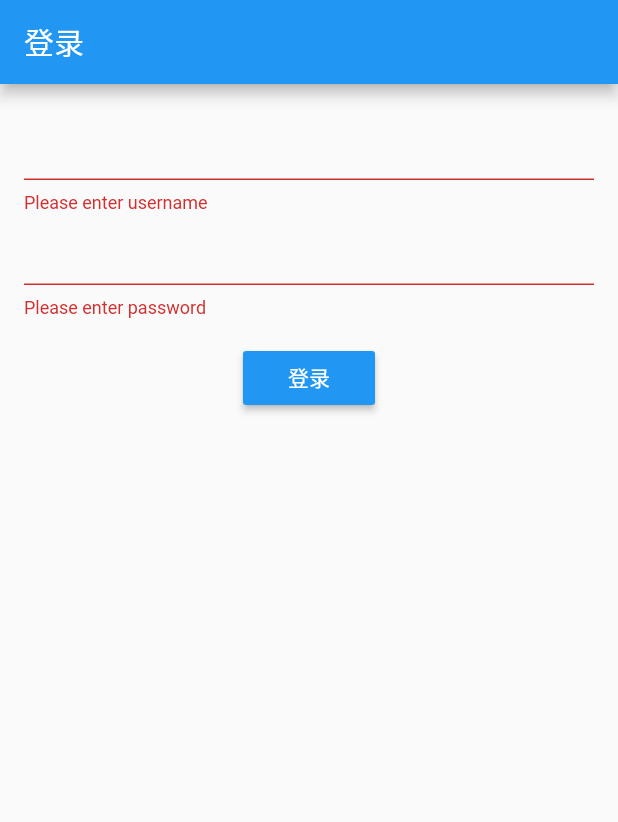
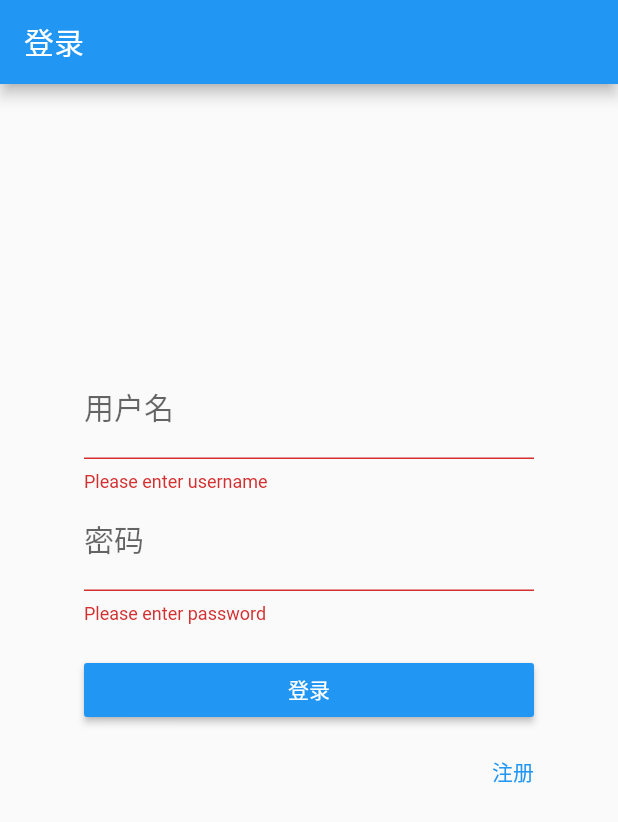
Before and after one commit to sheteng63/idota, a Flutter app: the screen it shows after launch, after a tap on "登录", on a phone screen of 412 x 824 dp. Shown: the top 822 px of the screen. Run offline on Flutter 3.47's test engine with Material 2 defaults, Android fonts, the phone set to English and light mode, and no system bars; missing offline and left inert: flutter_webview_plugin; network calls fail.

Commit message:
resgiter $ login

```diff
--- a/lib/main.dart
+++ b/lib/main.dart
@@ -1,12 +1,18 @@
 import 'package:flutter/material.dart';
 import 'views/WebViewPage.dart';
-import 'views/SplashPage.dart';
+import 'views/LoginPage.dart';
+import 'views/ResgiterPage.dart';
+
 void main() {
   runApp(new MaterialApp(
     routes: {
-      "/a": (_) => new WebViewPage(url:"https://www.baidu.com",title: "baidu",)
+      "/a": (_) => new WebViewPage(
+            url: "https://www.baidu.com",
+            title: "baidu",
+          ),
+      "/resgiter": (_) => new ResgiterPage()
     },
     title: 'Flutter Demo',
-    home: new SplashPage(),
+    home: new LoginPage(),
   ));
 }
--- /dev/null
+++ b/lib/views/LoginPage.dart
@@ -0,0 +1,130 @@
+import 'package:flutter/material.dart';
+import 'dart:convert';
+import 'package:http/http.dart' as http;
+import 'MainPage.dart';
+
+class LoginPage extends StatefulWidget {
+  @override
+  createState() => new LoginPageState();
+}
+
+class LoginPageState extends State<LoginPage> {
+  final GlobalKey<FormState> _formKey = new GlobalKey<FormState>();
+  String name;
+
+  String pwd;
+
+  _login() async {
+    Map json = {"username": name, "pwd": pwd};
+    int code;
+    try {
+      http
+          .post("http://192.168.30.21:8000/user/login", body: json)
+          .then((response) {
+        response.headers;
+        var json = response.body;
+        var data = JSON.decode(json);
+        code = data['code'];
+        print("code == $code");
+        if (code == 0) {
+          Navigator.push(
+            context,
+            new MaterialPageRoute(builder: (context) => new MainPage()),
+          );
+        }
+      });
+    } catch (exception) {
+      print(exception);
+    }
+  }
+
+  @override
+  void initState() {
+    super.initState();
+  }
+
+  @override
+  Widget build(BuildContext context) {
+    return new Scaffold(
+      appBar: new AppBar(
+        title: new Text("登录"),
+      ),
+      body: new Center(
+        child: new Container(
+          height: 400.0,
+          width: 300.0,
+          child: new Form(
+            key: _formKey,
+            child: new Column(
+              crossAxisAlignment: CrossAxisAlignment.start,
+              children: <Widget>[
+                new TextFormField(
+                  decoration: new InputDecoration(labelText: "用户名"),
+                  validator: (value) {
+                    if (value.isEmpty) {
+                      return 'Please enter username';
+                    }
+                  },
+                  style: new TextStyle(
+                      fontSize: 20.0, color: Theme.of(context).primaryColor),
+                  onSaved: (value) {
+                    name = value;
+                  },
+                ),
+                new TextFormField(
+                  decoration: new InputDecoration(labelText: "密码"),
+                  validator: (value) {
+                    if (value.isEmpty) {
+                      return 'Please enter password';
+                    }
+                  },
+                  style: new TextStyle(
+                      fontSize: 20.0, color: Theme.of(context).primaryColor),
+                  onSaved: (value) {
+                    pwd = value;
+                  },
+                ),
+                new Padding(
+                  padding: const EdgeInsets.only(top: 20.0),
+                  child: new Column(
+                    children: <Widget>[
+                      new Center(
+                        child: new RaisedButton(
+                          color: Theme.of(context).primaryColor,
+                          textColor: Colors.white,
+                          onPressed: () {
+                            if (_formKey.currentState.validate()) {
+                              _formKey.currentState.save();
+                              print("name = $name    pwd = $pwd");
+                              _login();
+                            }
+                          },
+                          child: new Center(child: new Text('登录')),
+                        ),
+                      ),
+                      new Padding(
+                        padding: const EdgeInsets.only(top: 20.0),
+                        child: new Align(
+                          alignment: FractionalOffset.centerRight,
+                          child: new GestureDetector(
+                            onTap: (){
+                             Navigator.of(context).pushNamed('/resgiter');
+                            },
+                            child: new Text("注册",style: new TextStyle(
+                              fontSize: 14.0,
+                              color: Theme.of(context).primaryColor
+                            ),),
+                          ),
+                        ),
+                      )
+                    ],
+                  ),
+                ),
+              ],
+            ),
+          ),
+        ),
+      ),
+    );
+  }
+}
--- a/lib/views/SplashPage.dart
+++ b/lib/views/ResgiterPage.dart
@@ -3,35 +3,38 @@ import 'dart:convert';
 import 'package:http/http.dart' as http;
 import 'MainPage.dart';
 
-class SplashPage extends StatefulWidget {
+class ResgiterPage extends StatefulWidget {
   @override
-  createState() => new SplashPageState();
+  createState() => new ResgiterPageState();
 }
 
-class SplashPageState extends State<SplashPage> {
+class ResgiterPageState extends State<ResgiterPage> {
   final GlobalKey<FormState> _formKey = new GlobalKey<FormState>();
   String name;
-
+  String email;
   String pwd;
 
-  _login() async {
-    Map json = {"username": name, "pwd": pwd};
+  _resgiter() async {
+    Map json = {"username": name, "pwd": pwd, "email": email};
     int code;
     try {
-      http.post("http://192.168.30.21:8000/user/login", body: json)
+      http
+          .post("http://192.168.30.21:8000/user/resgiter", body: json)
           .then((response) {
+        response.headers;
         var json = response.body;
         var data = JSON.decode(json);
         code = data['code'];
         print("code == $code");
         if (code == 0) {
-          Navigator.push(
-            context,
-            new MaterialPageRoute(builder: (context) => new MainPage()),
-          );
+          Navigator.pop(context);
+        } else {
+          print(data['msg']);
         }
       });
-    } catch (exception) {}
+    } catch (exception) {
+      print(exception);
+    }
   }
 
   @override
@@ -43,56 +46,69 @@ class SplashPageState extends State<SplashPage> {
   Widget build(BuildContext context) {
     return new Scaffold(
       appBar: new AppBar(
-        title: new Text("登录"),
+        title: new Text("注册"),
       ),
-      body: new Container(
-        child: new Padding(
-          padding: const EdgeInsets.all(16.0),
+      body: new Center(
+        child: new Container(
+          height: 400.0,
+          width: 300.0,
           child: new Form(
             key: _formKey,
             child: new Column(
               crossAxisAlignment: CrossAxisAlignment.start,
               children: <Widget>[
                 new TextFormField(
+                  decoration: new InputDecoration(labelText: "用户名"),
                   validator: (value) {
                     if (value.isEmpty) {
                       return 'Please enter username';
                     }
                   },
                   style: new TextStyle(
-                      fontSize: 20.0
-                  ),
+                      fontSize: 20.0, color: Theme.of(context).primaryColor),
                   onSaved: (value) {
                     name = value;
                   },
                 ),
                 new TextFormField(
+                  decoration: new InputDecoration(labelText: "密码"),
                   validator: (value) {
                     if (value.isEmpty) {
                       return 'Please enter password';
                     }
                   },
                   style: new TextStyle(
-                    fontSize: 20.0
-                  ),
+                      fontSize: 20.0, color: Theme.of(context).primaryColor),
                   onSaved: (value) {
                     pwd = value;
                   },
                 ),
-                new Center(
-                  child: new Padding(
-                    padding: const EdgeInsets.all( 16.0),
+                new TextFormField(
+                  decoration: new InputDecoration(labelText: "邮箱"),
+                  validator: (value) {
+                    if (value.isEmpty) {
+                      return 'Please enter email';
+                    }
+                  },
+                  style: new TextStyle(
+                      fontSize: 20.0, color: Theme.of(context).primaryColor),
+                  onSaved: (value) {
+                    email = value;
+                  },
+                ),
+                new Padding(
+                  padding: const EdgeInsets.only(top: 20.0),
+                  child: new Center(
                     child: new RaisedButton(
                       color: Theme.of(context).primaryColor,
                       textColor: Colors.white,
                       onPressed: () {
                         if (_formKey.currentState.validate()) {
                           _formKey.currentState.save();
-                          print("name = $name    pwd = $pwd");
+                          _resgiter();
                         }
-                        _login();
                       },
-                      child: new Text('登录'),
+                      child: new Center(child: new Text('注册')),
                     ),
                   ),
                 ),
```
